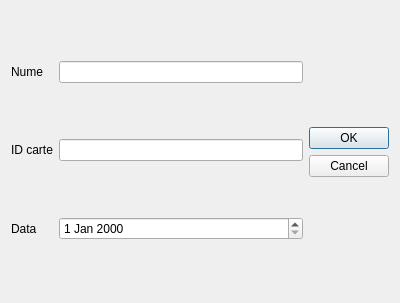
The window that src/main/resources/base/UIs/add_borrow.ui (nan-dre/OLDI) describes before a commit, drawn with Qt 5.
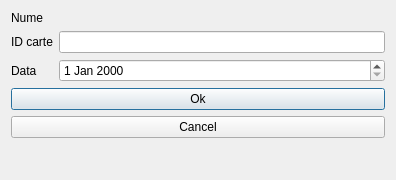
The same window after the commit.

Commit message: Add borrow functionality

```diff
--- a/src/main/resources/base/UIs/add_borrow.ui
+++ b/src/main/resources/base/UIs/add_borrow.ui
@@ -6,26 +6,21 @@
    <rect>
     <x>0</x>
     <y>0</y>
-    <width>400</width>
-    <height>303</height>
+    <width>396</width>
+    <height>180</height>
    </rect>
   </property>
   <property name="windowTitle">
    <string>Dialog</string>
   </property>
-  <layout class="QHBoxLayout" name="horizontalLayout">
-   <item>
-    <layout class="QGridLayout" name="gridLayout">
+  <layout class="QFormLayout" name="formLayout">
      <item row="0" column="0">
-      <widget class="QLabel" name="label">
+    <widget class="QLabel" name="name_label">
        <property name="text">
         <string>Nume</string>
        </property>
       </widget>
      </item>
-     <item row="0" column="1">
-      <widget class="QLineEdit" name="name_box"/>
-     </item>
      <item row="1" column="0">
       <widget class="QLabel" name="label_2">
        <property name="text">
@@ -46,18 +41,17 @@
      <item row="2" column="1">
       <widget class="QDateEdit" name="date_edit"/>
      </item>
-    </layout>
+   <item row="3" column="0" colspan="2">
+    <widget class="QPushButton" name="ok_button">
+     <property name="text">
+      <string>Ok</string>
+     </property>
+    </widget>
    </item>
-   <item>
-    <widget class="QDialogButtonBox" name="buttonBox">
-     <property name="orientation">
-      <enum>Qt::Vertical</enum>
-     </property>
-     <property name="standardButtons">
-      <set>QDialogButtonBox::Cancel|QDialogButtonBox::Ok</set>
-     </property>
-     <property name="centerButtons">
-      <bool>true</bool>
+   <item row="4" column="0" colspan="2">
+    <widget class="QPushButton" name="cancel_button">
+     <property name="text">
+      <string>Cancel</string>
      </property>
     </widget>
    </item>
```
Left out of the diff: 35 changed lines with no effect on the pictures. Lines whose indentation alone changed are shown as unchanged. The commit also changes 6 other files.
